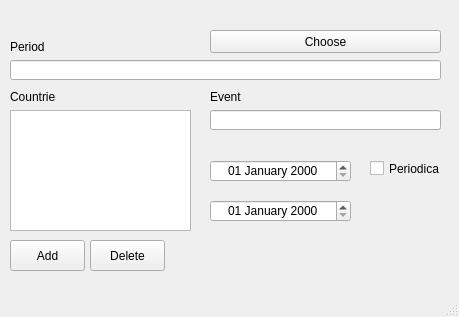
Before: the Qt Designer form Event.ui in mcold/DateR, drawn with Qt 5.
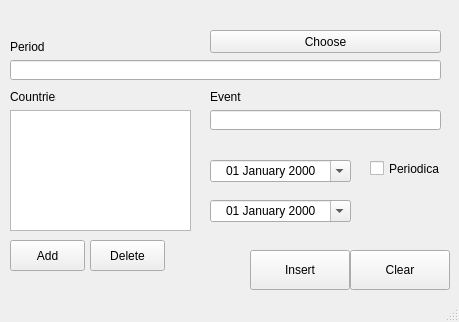
After: the same form once the commit is applied.

```diff
--- a/Event.ui
+++ b/Event.ui
@@ -7,7 +7,7 @@
     <x>0</x>
     <y>0</y>
     <width>459</width>
-    <height>317</height>
+    <height>322</height>
    </rect>
   </property>
   <property name="windowTitle">
@@ -62,9 +62,19 @@
     <property name="alignment">
      <set>Qt::AlignCenter</set>
     </property>
+    <property name="minimumDate">
+     <date>
+      <year>1753</year>
+      <month>1</month>
+      <day>1</day>
+     </date>
+    </property>
     <property name="displayFormat">
      <string>dd MMMM yyyy</string>
     </property>
+    <property name="calendarPopup">
+     <bool>true</bool>
+    </property>
    </widget>
    <widget class="QCheckBox" name="cbPeriod">
     <property name="geometry">
@@ -91,9 +101,19 @@
     <property name="alignment">
      <set>Qt::AlignCenter</set>
     </property>
+    <property name="minimumDate">
+     <date>
+      <year>1753</year>
+      <month>1</month>
+      <day>1</day>
+     </date>
+    </property>
     <property name="displayFormat">
      <string>dd MMMM yyyy</string>
     </property>
+    <property name="calendarPopup">
+     <bool>true</bool>
+    </property>
    </widget>
    <widget class="QLabel" name="lblCountries">
     <property name="geometry">
@@ -173,6 +193,32 @@
      <string>Choose</string>
     </property>
    </widget>
+   <widget class="QPushButton" name="btnInsert">
+    <property name="geometry">
+     <rect>
+      <x>250</x>
+      <y>250</y>
+      <width>100</width>
+      <height>40</height>
+     </rect>
+    </property>
+    <property name="text">
+     <string>Insert</string>
+    </property>
+   </widget>
+   <widget class="QPushButton" name="btnClear">
+    <property name="geometry">
+     <rect>
+      <x>350</x>
+      <y>250</y>
+      <width>100</width>
+      <height>40</height>
+     </rect>
+    </property>
+    <property name="text">
+     <string>Clear</string>
+    </property>
+   </widget>
   </widget>
   <widget class="QMenuBar" name="menubar">
    <property name="geometry">
```
Left out of the diff: 6 changed lines with no effect on the pictures.
